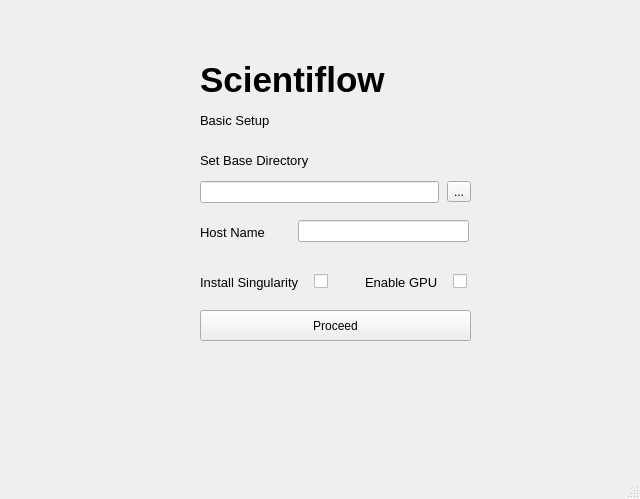
IM-TechieScientist/scientiflow_gui, file ui/setup.ui: the form before one commit.
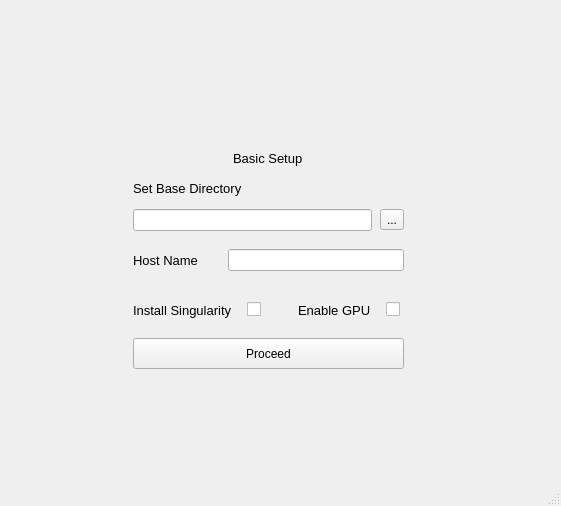
The form after the commit. Icons and pictures are not drawn.

Commit message: Added scientiflow logo & fixed scaling in setup

Diff of the .ui file:
```diff
--- a/ui/setup.ui
+++ b/ui/setup.ui
@@ -6,18 +6,132 @@
    <rect>
     <x>0</x>
     <y>0</y>
-    <width>640</width>
-    <height>499</height>
+    <width>561</width>
+    <height>506</height>
    </rect>
   </property>
   <property name="windowTitle">
    <string>MainWindow</string>
   </property>
   <widget class="QWidget" name="centralwidget">
-   <widget class="QLabel" name="label_2">
+   <layout class="QGridLayout" name="gridLayout">
+    <item row="1" column="0">
+     <spacer name="horizontalSpacer_3">
+      <property name="orientation">
+       <enum>Qt::Orientation::Horizontal</enum>
+      </property>
+      <property name="sizeHint" stdset="0">
+       <size>
+        <width>40</width>
+        <height>20</height>
+       </size>
+      </property>
+     </spacer>
+    </item>
+    <item row="0" column="1">
+     <spacer name="verticalSpacer">
+      <property name="orientation">
+       <enum>Qt::Orientation::Vertical</enum>
+      </property>
+      <property name="sizeHint" stdset="0">
+       <size>
+        <width>20</width>
+        <height>40</height>
+       </size>
+      </property>
+     </spacer>
+    </item>
+    <item row="2" column="1">
+     <spacer name="verticalSpacer_2">
+      <property name="orientation">
+       <enum>Qt::Orientation::Vertical</enum>
+      </property>
+      <property name="sizeHint" stdset="0">
+       <size>
+        <width>20</width>
+        <height>40</height>
+       </size>
+      </property>
+     </spacer>
+    </item>
+    <item row="1" column="1">
+     <widget class="QWidget" name="widget" native="true">
+      <property name="sizePolicy">
+       <sizepolicy hsizetype="Fixed" vsizetype="Fixed">
+        <horstretch>0</horstretch>
+        <verstretch>0</verstretch>
+       </sizepolicy>
+      </property>
+      <property name="minimumSize">
+       <size>
+        <width>360</width>
+        <height>349</height>
+       </size>
+      </property>
+      <property name="maximumSize">
+       <size>
+        <width>360</width>
+        <height>349</height>
+       </size>
+      </property>
+      <widget class="QWidget" name="layoutWidget">
     <property name="geometry">
      <rect>
-      <x>200</x>
+         <x>32</x>
+         <y>140</y>
+         <width>271</width>
+         <height>24</height>
+        </rect>
+       </property>
+       <layout class="QHBoxLayout" name="horizontalLayout_5">
+        <property name="sizeConstraint">
+         <enum>QLayout::SizeConstraint::SetNoConstraint</enum>
+        </property>
+        <item>
+         <widget class="QLineEdit" name="lineEdit">
+          <property name="sizePolicy">
+           <sizepolicy hsizetype="MinimumExpanding" vsizetype="Fixed">
+            <horstretch>0</horstretch>
+            <verstretch>0</verstretch>
+           </sizepolicy>
+          </property>
+          <property name="minimumSize">
+           <size>
+            <width>0</width>
+            <height>0</height>
+           </size>
+          </property>
+         </widget>
+        </item>
+        <item>
+         <spacer name="horizontalSpacer_2">
+          <property name="orientation">
+           <enum>Qt::Orientation::Horizontal</enum>
+          </property>
+          <property name="sizeType">
+           <enum>QSizePolicy::Policy::Fixed</enum>
+          </property>
+          <property name="sizeHint" stdset="0">
+           <size>
+            <width>2</width>
+            <height>5</height>
+           </size>
+          </property>
+         </spacer>
+        </item>
+        <item>
+         <widget class="QToolButton" name="toolButton">
+          <property name="text">
+           <string>...</string>
+          </property>
+         </widget>
+        </item>
+       </layout>
+      </widget>
+      <widget class="QLabel" name="label_3">
+       <property name="geometry">
+        <rect>
+         <x>32</x>
       <y>110</y>
       <width>271</width>
       <height>21</height>
@@ -29,27 +143,32 @@
      </font>
     </property>
     <property name="text">
+        <string>Set Base Directory</string>
+       </property>
+      </widget>
+      <widget class="QLabel" name="label_2">
+       <property name="geometry">
+        <rect>
+         <x>132</x>
+         <y>80</y>
+         <width>91</width>
+         <height>21</height>
+        </rect>
+       </property>
+       <property name="font">
+        <font>
+         <pointsize>10</pointsize>
+        </font>
+       </property>
+       <property name="text">
      <string>Basic Setup</string>
     </property>
    </widget>
-   <widget class="QLabel" name="label">
-    <property name="geometry">
-     <rect>
-      <x>200</x>
-      <y>50</y>
-      <width>191</width>
-      <height>61</height>
-     </rect>
-    </property>
-    <property name="text">
-     <string>&lt;html&gt;&lt;head/&gt;&lt;body&gt;&lt;p&gt;&lt;span style=&quot; font-size:26pt; font-weight:700;&quot;&gt;Scientiflow&lt;/span&gt;&lt;/p&gt;&lt;/body&gt;&lt;/html&gt;</string>
-    </property>
-   </widget>
    <widget class="QPushButton" name="pushButton">
     <property name="geometry">
      <rect>
-      <x>200</x>
-      <y>310</y>
+         <x>32</x>
+         <y>270</y>
       <width>271</width>
       <height>31</height>
      </rect>
@@ -58,29 +177,48 @@
      <string>Proceed</string>
     </property>
    </widget>
-   <widget class="QLabel" name="label_3">
+      <widget class="QLabel" name="label">
     <property name="geometry">
      <rect>
-      <x>200</x>
-      <y>150</y>
-      <width>271</width>
-      <height>21</height>
-     </rect>
-    </property>
-    <property name="font">
-     <font>
-      <pointsize>10</pointsize>
-     </font>
+         <x>42</x>
+         <y>30</y>
+         <width>244</width>
+         <height>45</height>
+        </rect>
+       </property>
+       <property name="sizePolicy">
+        <sizepolicy hsizetype="Maximum" vsizetype="Maximum">
+         <horstretch>0</horstretch>
+         <verstretch>0</verstretch>
+        </sizepolicy>
+       </property>
+       <property name="minimumSize">
+        <size>
+         <width>117</width>
+         <height>22</height>
+        </size>
+       </property>
+       <property name="maximumSize">
+        <size>
+         <width>244</width>
+         <height>45</height>
+        </size>
     </property>
     <property name="text">
-     <string>Set Base Directory</string>
+        <string/>
+       </property>
+       <property name="pixmap">
+        <pixmap>../scientiflow.jpg</pixmap>
+       </property>
+       <property name="scaledContents">
+        <bool>true</bool>
     </property>
    </widget>
    <widget class="QWidget" name="layoutWidget">
     <property name="geometry">
      <rect>
-      <x>200</x>
-      <y>270</y>
+         <x>32</x>
+         <y>230</y>
       <width>295</width>
       <height>24</height>
      </rect>
@@ -199,9 +337,9 @@
    <widget class="QWidget" name="layoutWidget">
     <property name="geometry">
      <rect>
-      <x>200</x>
-      <y>220</y>
-      <width>231</width>
+         <x>32</x>
+         <y>180</y>
+         <width>271</width>
       <height>24</height>
      </rect>
     </property>
@@ -211,6 +349,12 @@
      </property>
      <item>
       <widget class="QLabel" name="label_5">
+          <property name="maximumSize">
+           <size>
+            <width>80</width>
+            <height>16777215</height>
+           </size>
+          </property>
        <property name="font">
         <font>
          <pointsize>10</pointsize>
@@ -221,39 +365,8 @@
        </property>
       </widget>
      </item>
-    </layout>
-   </widget>
-   <widget class="QWidget" name="layoutWidget">
-    <property name="geometry">
-     <rect>
-      <x>200</x>
-      <y>180</y>
-      <width>271</width>
-      <height>24</height>
-     </rect>
-    </property>
-    <layout class="QHBoxLayout" name="horizontalLayout_5">
-     <property name="sizeConstraint">
-      <enum>QLayout::SizeConstraint::SetNoConstraint</enum>
-     </property>
      <item>
-      <widget class="QLineEdit" name="lineEdit">
-       <property name="sizePolicy">
-        <sizepolicy hsizetype="MinimumExpanding" vsizetype="Fixed">
-         <horstretch>0</horstretch>
-         <verstretch>0</verstretch>
-        </sizepolicy>
-       </property>
-       <property name="minimumSize">
-        <size>
-         <width>0</width>
-         <height>0</height>
-        </size>
-       </property>
-      </widget>
-     </item>
-     <item>
-      <spacer name="horizontalSpacer_2">
+         <spacer name="horizontalSpacer_5">
        <property name="orientation">
         <enum>Qt::Orientation::Horizontal</enum>
        </property>
@@ -262,30 +375,14 @@
        </property>
        <property name="sizeHint" stdset="0">
         <size>
-         <width>2</width>
-         <height>5</height>
+            <width>15</width>
+            <height>20</height>
         </size>
        </property>
       </spacer>
      </item>
      <item>
-      <widget class="QToolButton" name="toolButton">
-       <property name="text">
-        <string>...</string>
-       </property>
-      </widget>
-     </item>
-    </layout>
-   </widget>
    <widget class="QLineEdit" name="lineEdit_2">
-    <property name="geometry">
-     <rect>
-      <x>298</x>
-      <y>220</y>
-      <width>171</width>
-      <height>22</height>
-     </rect>
-    </property>
     <property name="sizePolicy">
      <sizepolicy hsizetype="MinimumExpanding" vsizetype="Fixed">
       <horstretch>0</horstretch>
@@ -299,6 +396,25 @@
      </size>
     </property>
    </widget>
+        </item>
+       </layout>
+      </widget>
+     </widget>
+    </item>
+    <item row="1" column="2">
+     <spacer name="horizontalSpacer_4">
+      <property name="orientation">
+       <enum>Qt::Orientation::Horizontal</enum>
+      </property>
+      <property name="sizeHint" stdset="0">
+       <size>
+        <width>40</width>
+        <height>20</height>
+       </size>
+      </property>
+     </spacer>
+    </item>
+   </layout>
   </widget>
   <widget class="QMenuBar" name="menubar">
    <property name="geometry">
```
Left out of the diff: 2 changed lines with no effect on the pictures. Lines whose indentation alone changed are shown as unchanged. The commit also changes 4 other files.
